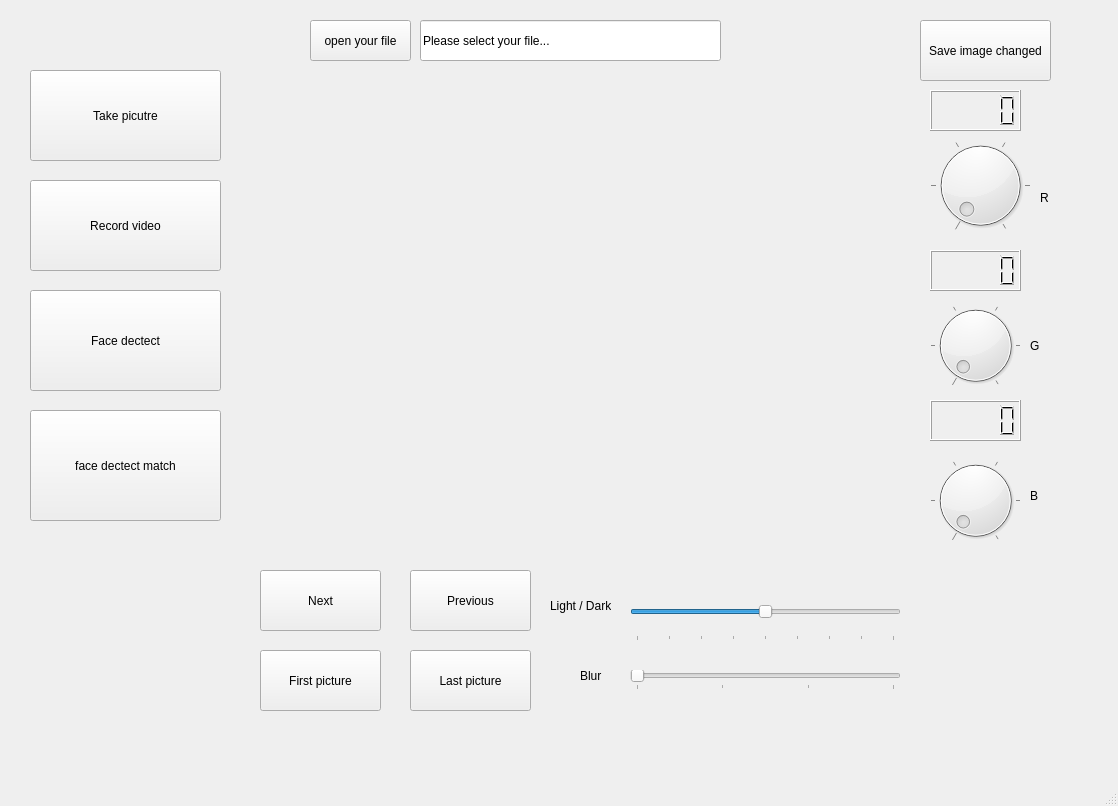
Above: project1.ui from mattwang137/Face-Detection-Project before the change. Below: the same form after it.
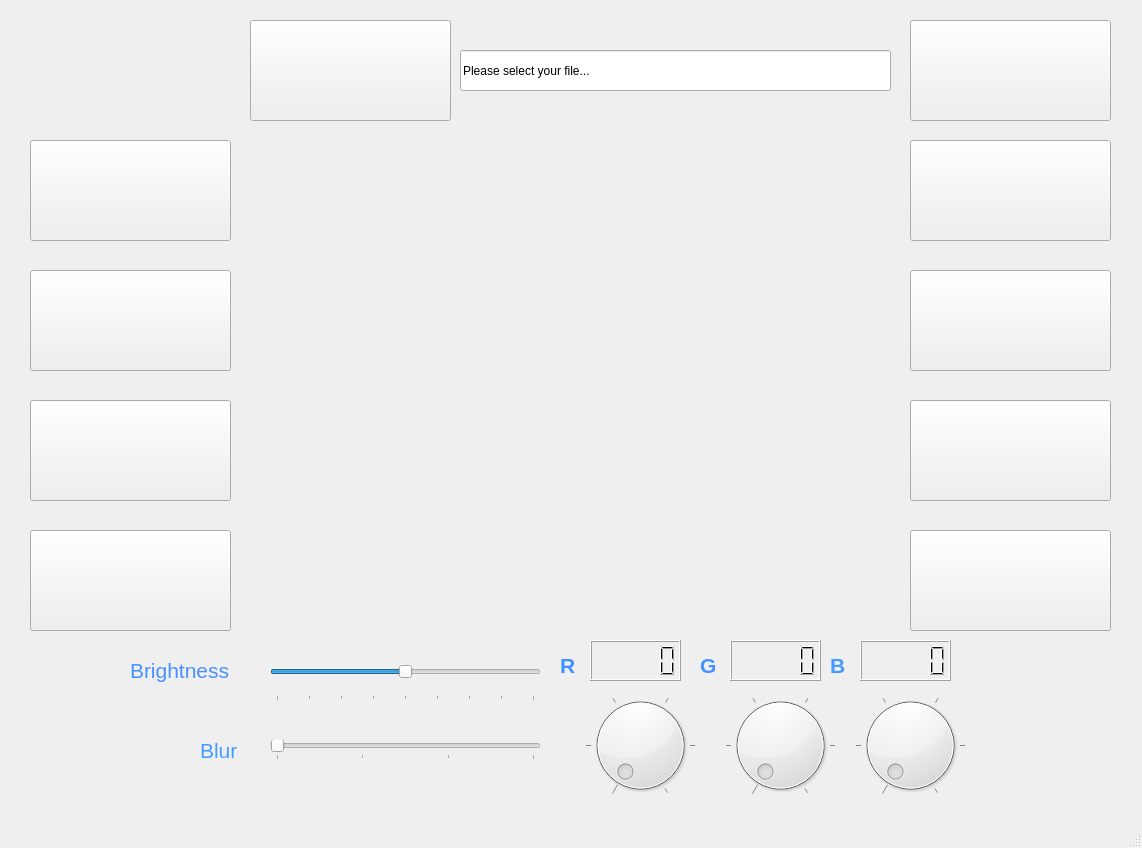
That is the form after the change. Icons and pictures are not drawn.

What changed in the file:
```diff
--- a/project1.ui
+++ b/project1.ui
@@ -6,8 +6,8 @@
    <rect>
     <x>0</x>
     <y>0</y>
-    <width>1118</width>
-    <height>806</height>
+    <width>1142</width>
+    <height>848</height>
    </rect>
   </property>
   <property name="windowTitle">
@@ -21,16 +21,26 @@
     <property name="geometry">
      <rect>
       <x>30</x>
-      <y>70</y>
-      <width>191</width>
-      <height>91</height>
+      <y>140</y>
+      <width>201</width>
+      <height>101</height>
      </rect>
     </property>
     <property name="toolTip">
      <string>&lt;html&gt;&lt;head/&gt;&lt;body&gt;&lt;p&gt;&lt;span style=&quot; font-size:18pt;&quot;&gt;Take Picture&lt;/span&gt;&lt;/p&gt;&lt;/body&gt;&lt;/html&gt;</string>
     </property>
     <property name="text">
-     <string>Take picutre</string>
+     <string/>
+    </property>
+    <property name="icon">
+     <iconset>
+      <normaloff>btnimage/takepicture.jpg</normaloff>btnimage/takepicture.jpg</iconset>
+    </property>
+    <property name="iconSize">
+     <size>
+      <width>190</width>
+      <height>90</height>
+     </size>
     </property>
     <property name="autoDefault">
      <bool>false</bool>
@@ -40,33 +50,53 @@
     <property name="geometry">
      <rect>
       <x>30</x>
-      <y>290</y>
-      <width>191</width>
+      <y>400</y>
+      <width>201</width>
       <height>101</height>
      </rect>
     </property>
     <property name="text">
-     <string>Face dectect</string>
+     <string/>
+    </property>
+    <property name="icon">
+     <iconset>
+      <normaloff>btnimage/facedetect.jpg</normaloff>btnimage/facedetect.jpg</iconset>
+    </property>
+    <property name="iconSize">
+     <size>
+      <width>190</width>
+      <height>90</height>
+     </size>
     </property>
    </widget>
    <widget class="QPushButton" name="pushButton_3">
     <property name="geometry">
      <rect>
       <x>30</x>
-      <y>410</y>
-      <width>191</width>
-      <height>111</height>
+      <y>530</y>
+      <width>201</width>
+      <height>101</height>
      </rect>
     </property>
     <property name="text">
-     <string>face dectect match</string>
+     <string/>
+    </property>
+    <property name="icon">
+     <iconset>
+      <normaloff>btnimage/facec.jpg</normaloff>btnimage/facec.jpg</iconset>
+    </property>
+    <property name="iconSize">
+     <size>
+      <width>190</width>
+      <height>90</height>
+     </size>
     </property>
    </widget>
    <widget class="QLabel" name="label">
     <property name="geometry">
      <rect>
-      <x>260</x>
-      <y>70</y>
+      <x>250</x>
+      <y>140</y>
       <width>640</width>
       <height>480</height>
      </rect>
@@ -111,35 +141,55 @@
    <widget class="QPushButton" name="pushButton_4">
     <property name="geometry">
      <rect>
-      <x>260</x>
-      <y>570</y>
-      <width>121</width>
-      <height>61</height>
+      <x>910</x>
+      <y>270</y>
+      <width>201</width>
+      <height>101</height>
      </rect>
     </property>
     <property name="text">
-     <string>Next</string>
+     <string/>
+    </property>
+    <property name="icon">
+     <iconset>
+      <normaloff>btnimage/nextpicture.jpg</normaloff>btnimage/nextpicture.jpg</iconset>
+    </property>
+    <property name="iconSize">
+     <size>
+      <width>190</width>
+      <height>90</height>
+     </size>
     </property>
    </widget>
    <widget class="QPushButton" name="pushButton_5">
     <property name="geometry">
      <rect>
-      <x>410</x>
-      <y>570</y>
-      <width>121</width>
-      <height>61</height>
+      <x>910</x>
+      <y>400</y>
+      <width>201</width>
+      <height>101</height>
      </rect>
     </property>
     <property name="text">
-     <string>Previous</string>
+     <string/>
+    </property>
+    <property name="icon">
+     <iconset>
+      <normaloff>btnimage/previouspicture.jpg</normaloff>btnimage/previouspicture.jpg</iconset>
+    </property>
+    <property name="iconSize">
+     <size>
+      <width>190</width>
+      <height>90</height>
+     </size>
     </property>
    </widget>
    <widget class="QDial" name="dial">
     <property name="geometry">
      <rect>
-      <x>930</x>
-      <y>130</y>
-      <width>101</width>
+      <x>580</x>
+      <y>690</y>
+      <width>121</width>
       <height>111</height>
      </rect>
     </property>
@@ -153,9 +203,9 @@
    <widget class="QDial" name="dial_2">
     <property name="geometry">
      <rect>
-      <x>930</x>
-      <y>290</y>
-      <width>91</width>
+      <x>720</x>
+      <y>690</y>
+      <width>121</width>
       <height>111</height>
      </rect>
     </property>
@@ -169,10 +219,10 @@
    <widget class="QDial" name="dial_3">
     <property name="geometry">
      <rect>
-      <x>930</x>
-      <y>440</y>
-      <width>91</width>
-      <height>121</height>
+      <x>850</x>
+      <y>690</y>
+      <width>121</width>
+      <height>111</height>
      </rect>
     </property>
     <property name="maximum">
@@ -185,47 +235,47 @@
    <widget class="QLabel" name="label_3">
     <property name="geometry">
      <rect>
-      <x>1040</x>
-      <y>190</y>
-      <width>16</width>
-      <height>16</height>
+      <x>560</x>
+      <y>650</y>
+      <width>21</width>
+      <height>31</height>
      </rect>
     </property>
     <property name="text">
-     <string>R</string>
+     <string>&lt;html&gt;&lt;head/&gt;&lt;body&gt;&lt;p&gt;&lt;span style=&quot; font-size:16pt; font-weight:600; color:#3d91ff;&quot;&gt;R&lt;/span&gt;&lt;/p&gt;&lt;/body&gt;&lt;/html&gt;</string>
     </property>
    </widget>
    <widget class="QLabel" name="label_4">
     <property name="geometry">
      <rect>
-      <x>1030</x>
-      <y>340</y>
-      <width>47</width>
-      <height>12</height>
+      <x>700</x>
+      <y>650</y>
+      <width>31</width>
+      <height>31</height>
      </rect>
     </property>
     <property name="text">
-     <string>G</string>
+     <string>&lt;html&gt;&lt;head/&gt;&lt;body&gt;&lt;p&gt;&lt;span style=&quot; font-size:16pt; font-weight:600; color:#4690ff;&quot;&gt;G&lt;/span&gt;&lt;/p&gt;&lt;/body&gt;&lt;/html&gt;</string>
     </property>
    </widget>
    <widget class="QLabel" name="label_5">
     <property name="geometry">
      <rect>
-      <x>1030</x>
-      <y>490</y>
-      <width>47</width>
-      <height>12</height>
+      <x>830</x>
+      <y>650</y>
+      <width>21</width>
+      <height>31</height>
      </rect>
     </property>
     <property name="text">
-     <string>B</string>
+     <string>&lt;html&gt;&lt;head/&gt;&lt;body&gt;&lt;p&gt;&lt;span style=&quot; font-size:16pt; font-weight:600; color:#4699ff;&quot;&gt;B&lt;/span&gt;&lt;/p&gt;&lt;/body&gt;&lt;/html&gt;</string>
     </property>
    </widget>
    <widget class="QLCDNumber" name="lcdNumber">
     <property name="geometry">
      <rect>
-      <x>930</x>
-      <y>90</y>
+      <x>590</x>
+      <y>640</y>
       <width>91</width>
       <height>41</height>
      </rect>
@@ -249,8 +299,8 @@
    <widget class="QLCDNumber" name="lcdNumber_2">
     <property name="geometry">
      <rect>
-      <x>930</x>
-      <y>250</y>
+      <x>730</x>
+      <y>640</y>
       <width>91</width>
       <height>41</height>
      </rect>
@@ -259,8 +309,8 @@
    <widget class="QLCDNumber" name="lcdNumber_3">
     <property name="geometry">
      <rect>
-      <x>930</x>
-      <y>400</y>
+      <x>860</x>
+      <y>640</y>
       <width>91</width>
       <height>41</height>
      </rect>
@@ -270,34 +320,54 @@
     <property name="geometry">
      <rect>
       <x>30</x>
-      <y>180</y>
-      <width>191</width>
-      <height>91</height>
+      <y>270</y>
+      <width>201</width>
+      <height>101</height>
      </rect>
     </property>
     <property name="text">
-     <string>Record video</string>
+     <string/>
+    </property>
+    <property name="icon">
+     <iconset>
+      <normaloff>btnimage/recodevideo.jpg</normaloff>btnimage/recodevideo.jpg</iconset>
+    </property>
+    <property name="iconSize">
+     <size>
+      <width>190</width>
+      <height>90</height>
+     </size>
     </property>
    </widget>
    <widget class="QPushButton" name="pushButton_8">
     <property name="geometry">
      <rect>
-      <x>310</x>
+      <x>250</x>
       <y>20</y>
-      <width>101</width>
-      <height>41</height>
+      <width>201</width>
+      <height>101</height>
      </rect>
     </property>
     <property name="text">
-     <string>open your file</string>
+     <string/>
+    </property>
+    <property name="icon">
+     <iconset>
+      <normaloff>btnimage/openfile.jpg</normaloff>btnimage/openfile.jpg</iconset>
+    </property>
+    <property name="iconSize">
+     <size>
+      <width>190</width>
+      <height>90</height>
+     </size>
     </property>
    </widget>
    <widget class="QLineEdit" name="lineEdit">
     <property name="geometry">
      <rect>
-      <x>420</x>
-      <y>20</y>
-      <width>301</width>
+      <x>460</x>
+      <y>50</y>
+      <width>431</width>
       <height>41</height>
      </rect>
     </property>
@@ -308,21 +378,21 @@
    <widget class="QLabel" name="label_2">
     <property name="geometry">
      <rect>
-      <x>550</x>
-      <y>590</y>
-      <width>61</width>
-      <height>31</height>
+      <x>130</x>
+      <y>650</y>
+      <width>131</width>
+      <height>41</height>
      </rect>
     </property>
     <property name="text">
-     <string>Light / Dark</string>
+     <string>&lt;html&gt;&lt;head/&gt;&lt;body&gt;&lt;p&gt;&lt;span style=&quot; font-size:16pt; color:#4791ff;&quot;&gt;Brightness&lt;/span&gt;&lt;/p&gt;&lt;/body&gt;&lt;/html&gt;</string>
     </property>
    </widget>
    <widget class="QSlider" name="horizontalSlider">
     <property name="geometry">
      <rect>
-      <x>630</x>
-      <y>590</y>
+      <x>270</x>
+      <y>650</y>
       <width>271</width>
       <height>51</height>
      </rect>
@@ -343,21 +413,21 @@
    <widget class="QLabel" name="label_6">
     <property name="geometry">
      <rect>
-      <x>580</x>
-      <y>670</y>
-      <width>47</width>
-      <height>12</height>
+      <x>200</x>
+      <y>730</y>
+      <width>61</width>
+      <height>41</height>
      </rect>
     </property>
     <property name="text">
-     <string>Blur</string>
+     <string>&lt;html&gt;&lt;head/&gt;&lt;body&gt;&lt;p&gt;&lt;span style=&quot; font-size:16pt; color:#429dff;&quot;&gt;Blur&lt;/span&gt;&lt;/p&gt;&lt;/body&gt;&lt;/html&gt;</string>
     </property>
    </widget>
    <widget class="QSlider" name="horizontalSlider_2">
     <property name="geometry">
      <rect>
-      <x>630</x>
-      <y>670</y>
+      <x>270</x>
+      <y>740</y>
       <width>271</width>
       <height>20</height>
      </rect>
@@ -381,40 +451,70 @@
    <widget class="QPushButton" name="pushButton_6">
     <property name="geometry">
      <rect>
-      <x>920</x>
+      <x>910</x>
       <y>20</y>
-      <width>131</width>
-      <height>61</height>
+      <width>201</width>
+      <height>101</height>
      </rect>
     </property>
     <property name="text">
-     <string>Save image changed</string>
+     <string/>
+    </property>
+    <property name="icon">
+     <iconset>
+      <normaloff>btnimage/savechangedpicture.jpg</normaloff>btnimage/savechangedpicture.jpg</iconset>
+    </property>
+    <property name="iconSize">
+     <size>
+      <width>190</width>
+      <height>90</height>
+     </size>
     </property>
    </widget>
    <widget class="QPushButton" name="pushButton_10">
     <property name="geometry">
      <rect>
-      <x>260</x>
-      <y>650</y>
-      <width>121</width>
-      <height>61</height>
+      <x>910</x>
+      <y>140</y>
+      <width>201</width>
+      <height>101</height>
      </rect>
     </property>
     <property name="text">
-     <string>First picture</string>
+     <string/>
+    </property>
+    <property name="icon">
+     <iconset>
+      <normaloff>btnimage/first.jpg</normaloff>btnimage/first.jpg</iconset>
+    </property>
+    <property name="iconSize">
+     <size>
+      <width>190</width>
+      <height>90</height>
+     </size>
     </property>
    </widget>
    <widget class="QPushButton" name="pushButton_11">
     <property name="geometry">
      <rect>
-      <x>410</x>
-      <y>650</y>
-      <width>121</width>
-      <height>61</height>
+      <x>910</x>
+      <y>530</y>
+      <width>201</width>
+      <height>101</height>
      </rect>
     </property>
     <property name="text">
-     <string>Last picture</string>
+     <string/>
+    </property>
+    <property name="icon">
+     <iconset>
+      <normaloff>btnimage/lastpicture.jpg</normaloff>btnimage/lastpicture.jpg</iconset>
+    </property>
+    <property name="iconSize">
+     <size>
+      <width>190</width>
+      <height>90</height>
+     </size>
     </property>
    </widget>
   </widget>
```
Left out of the diff: 8 changed lines with no effect on the pictures.
